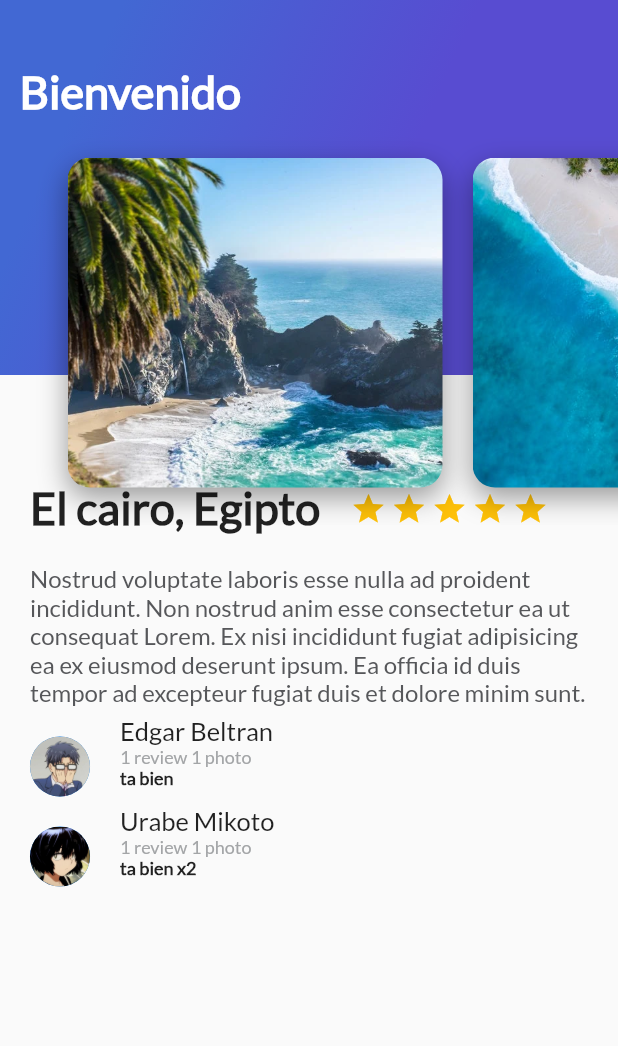
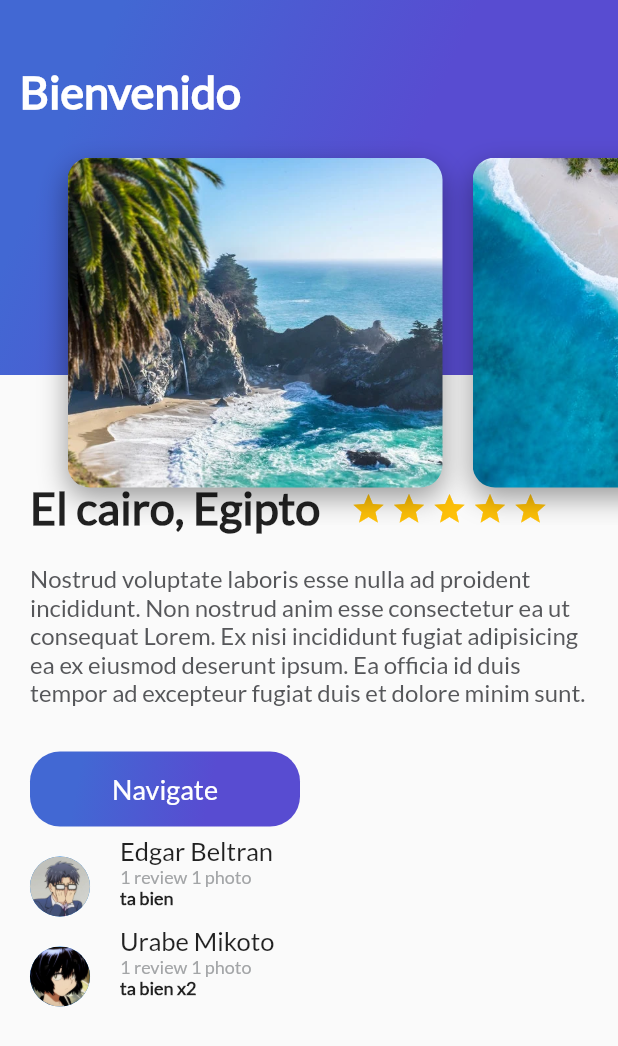
Before and after one commit to e1230/platzi-travels, a Flutter app: the screen it shows after launch, on a phone screen of 412 x 824 dp. Shown: the top 1046 px of the screen. Run offline on Flutter 3.47's test engine with Material 2 defaults, Android fonts, the phone set to English and light mode, and no system bars.

Commit message:
Inkwell button

```diff
--- /dev/null
+++ b/lib/src/Button_ink.dart
@@ -0,0 +1,41 @@
+import 'package:flutter/material.dart';
+
+class ButtonInk extends StatelessWidget {
+  final String buttonText;
+
+  const ButtonInk({this.buttonText = "Navigate"});
+  @override
+  Widget build(BuildContext context) {
+    return Container(
+      margin: EdgeInsets.only(top: 30, left: 20, right: 20),
+      child: InkWell(
+        onTap: () {
+          ScaffoldMessenger.of(context)
+              .showSnackBar(SnackBar(content: Text("navegando")));
+        },
+        child: Container(
+          height: 50,
+          width: 180,
+          decoration: BoxDecoration(
+              borderRadius: BorderRadius.all(Radius.circular(20)),
+              gradient: LinearGradient(
+                  colors: [
+                    Color(0xFF4268D3),
+                    Color(0XFF584CD1),
+                  ],
+                  begin: FractionalOffset(0.2, 0),
+                  end: FractionalOffset(1, 0.6),
+                  stops: [0, 0.6],
+                  tileMode: TileMode.clamp)),
+          child: Center(
+            child: Text(
+              buttonText,
+              style: TextStyle(
+                  fontSize: 18, fontFamily: "Lato", color: Colors.white),
+            ),
+          ),
+        ),
+      ),
+    );
+  }
+}
--- a/lib/src/description_place.dart
+++ b/lib/src/description_place.dart
@@ -1,5 +1,6 @@
 // ignore_for_file: public_member_api_docs, sort_constructors_first
 import 'package:flutter/material.dart';
+import 'package:flutter_platzi_travels/src/Button_ink.dart';
 
 class DescriptionPlace extends StatelessWidget {
   final String namePlace;
@@ -84,7 +85,14 @@ class DescriptionPlace extends StatelessWidget {
       ),
     );
     return Column(
-      children: [titleStars, description],
+      crossAxisAlignment: CrossAxisAlignment.start,
+      children: [
+        titleStars,
+        description,
+        ButtonInk(
+          buttonText: "Navigate",
+        )
+      ],
     );
   }
 }
```
